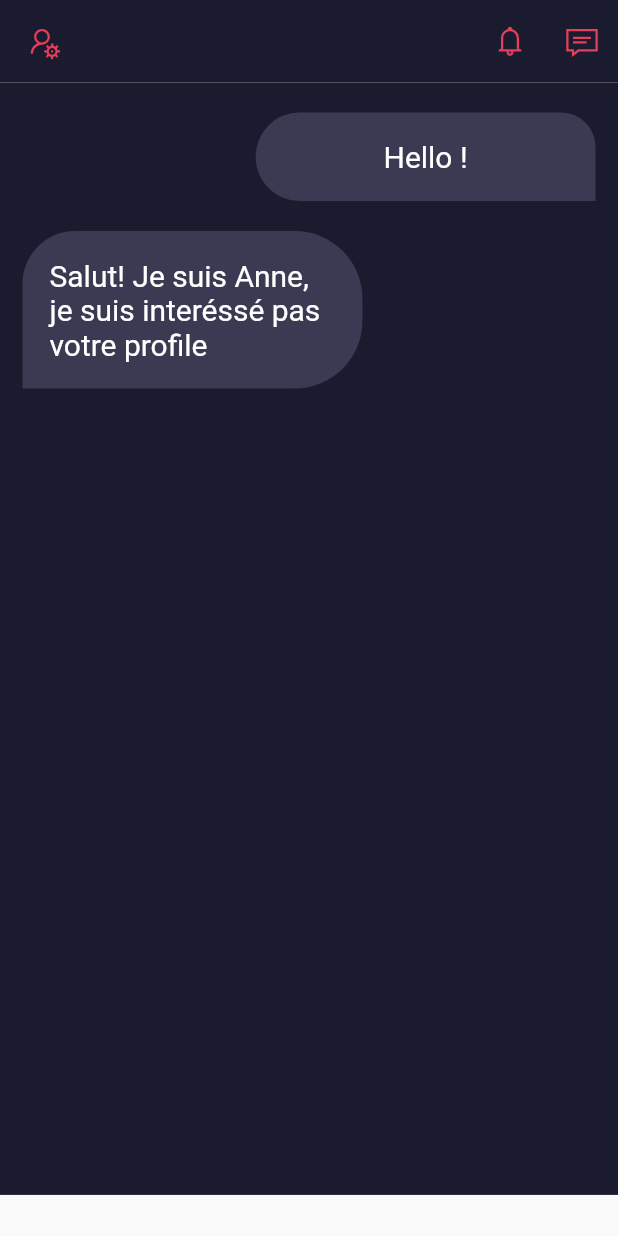
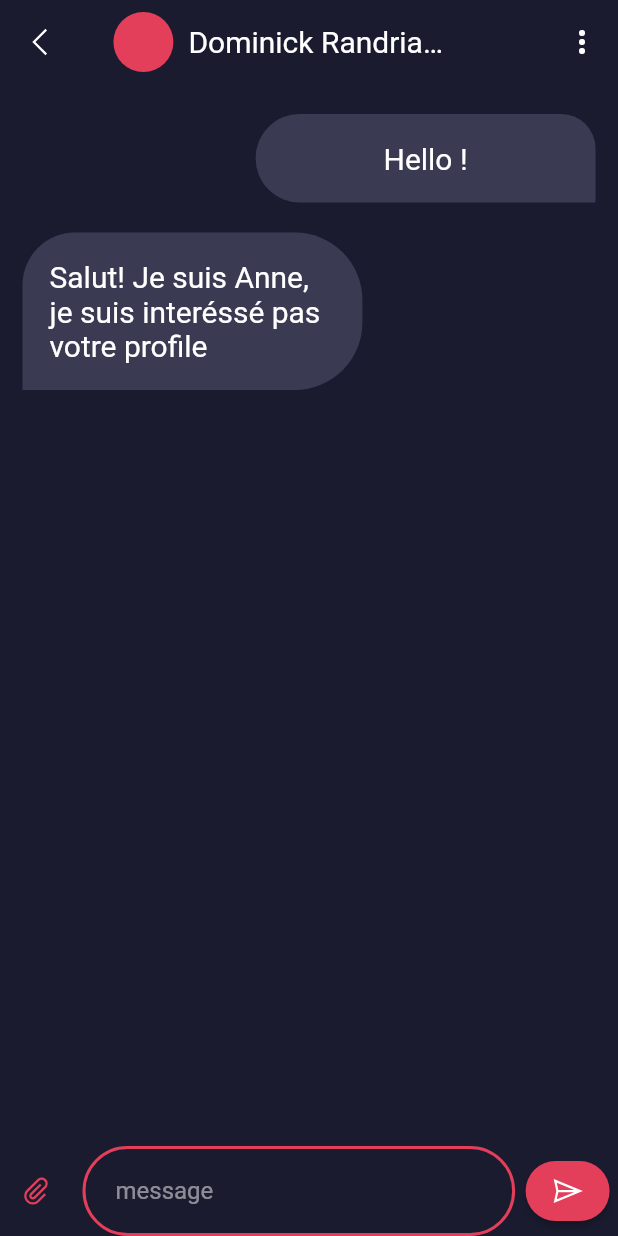
Before and after one commit to c3k4ah/Hermes, a Flutter app: the screen it shows after launch, on a phone screen of 412 x 824 dp. Run offline on Flutter 3.47's test engine with Material 2 defaults, Android fonts, the phone set to English and light mode, and no system bars; our stand-ins replace flutter_custom_clippers, flutter_svg, get, google_nav_bar, line_icons, rounded_loading_button.

Commit message:
chat Room + chat 100%

```diff
--- a/lib/views/chat_room.dart
+++ b/lib/views/chat_room.dart
@@ -2,7 +2,10 @@ import 'package:flutter/material.dart';
 import 'package:get/get_core/get_core.dart';
 import 'package:get/get_navigation/src/extension_navigation.dart';
 import 'package:hermes/colors.dart';
-import 'package:hermes/views/widget/navBar.dart';
+
+// ignore: unused_import
+import 'package:hermes/views/widget/sendMessage.dart';
+import 'package:line_icons/line_icons.dart';
 
 class CHatRoom extends StatefulWidget {
   const CHatRoom({Key? key}) : super(key: key);
@@ -15,8 +18,69 @@ class _CHatRoomState extends State<CHatRoom> {
   @override
   Widget build(BuildContext context) {
     return Scaffold(
-      appBar: Appbar(),
+      appBar: AppBar(
+        backgroundColor: dark,
+        elevation: 0,
+        leading: IconButton(
+          onPressed: () {},
+          icon: Icon(
+            LineIcons.angleLeft,
+            color: white,
+          ),
+        ),
+        actions: <Widget>[
+          Container(
+              width: Get.width * .7,
+              alignment: Alignment.centerLeft,
+              child: Row(
+                children: [
+                  CircleAvatar(
+                    backgroundColor: redBlood,
+                  ),
+                  SizedBox(
+                    width: 10,
+                  ),
+                  Container(
+                    width: Get.width * .45,
+                    child: Text("Dominick Randriamanantena Grégoire",
+                        style: TextStyle(
+                            color: white,
+                            fontSize: 20,
+                            overflow: TextOverflow.ellipsis)),
+                  ),
+                ],
+              )),
+          PopupMenuButton(
+            itemBuilder: (BuildContext context) {
+              return [
+                PopupMenuItem(child: Text("Marquer comme non lu")),
+                PopupMenuItem(
+                  child: Text("Voir profile"),
+                )
+              ];
+            },
+          )
+        ],
+      ),
       body: Container(
+        child: Stack(
+          children: [
+            Message(),
+            Container(alignment: Alignment.bottomCenter, child: Send())
+          ],
+        ),
+      ),
+    );
+  }
+}
+
+class Message extends StatelessWidget {
+  const Message({Key? key}) : super(key: key);
+
+  @override
+  Widget build(BuildContext context) {
+    return Container(
+      alignment: Alignment.topCenter,
       width: Get.width,
       height: Get.height * .9,
       color: dark,
@@ -71,7 +135,6 @@ class _CHatRoomState extends State<CHatRoom> {
           ],
         ),
       ),
-      ),
     );
   }
 }
--- a/lib/views/widget/sendMessage.dart
+++ b/lib/views/widget/sendMessage.dart
@@ -1,4 +1,7 @@
 import 'package:flutter/material.dart';
+import 'package:get/get.dart';
+import 'package:hermes/colors.dart';
+import 'package:line_icons/line_icons.dart';
 
 class Send extends StatelessWidget implements PreferredSizeWidget {
   const Send({Key? key}) : super(key: key);
@@ -7,7 +10,62 @@ class Send extends StatelessWidget implements PreferredSizeWidget {
   @override
   Widget build(BuildContext context) {
     return Container(
-
+      height: 60,
+      color: dark,
+      child: Row(
+        mainAxisSize: MainAxisSize.max,
+        children: [
+          IconButton(
+              onPressed: () {},
+              icon: Icon(
+                LineIcons.paperclip,
+                color: redBlood,
+              )),
+          Container(
+            alignment: Alignment.center,
+            margin: EdgeInsets.symmetric(horizontal: 7),
+            padding: EdgeInsets.symmetric(horizontal: 20.0),
+            //height: 50,
+            width: Get.width * .7,
+            decoration: BoxDecoration(
+                color: Colors.transparent,
+                borderRadius: BorderRadius.circular(50),
+                border: Border.all(
+                  width: 2,
+                  color: redBlood,
+                )),
+            child: Row(
+              children: <Widget>[
+                Expanded(
+                  child: TextField(
+                    onChanged: (value) {},
+                    style: TextStyle(color: white),
+                    decoration: InputDecoration(
+                      hintText: "message",
+                      hintStyle: TextStyle(
+                        color: white.withOpacity(.5),
+                      ),
+                      enabledBorder: InputBorder.none,
+                      focusedBorder: InputBorder.none,
+                    ),
+                  ),
+                ),
+              ],
+            ),
+          ),
+          MaterialButton(
+              height: 40,
+              minWidth: 15,
+              color: redBlood,
+              onPressed: () {},
+              shape: RoundedRectangleBorder(
+                  borderRadius: BorderRadius.circular(25)),
+              child: Icon(
+                LineIcons.paperPlane,
+                color: white,
+              )),
+        ],
+      ),
     );
   }
 }
```
Lines whose indentation alone changed are shown as unchanged.
